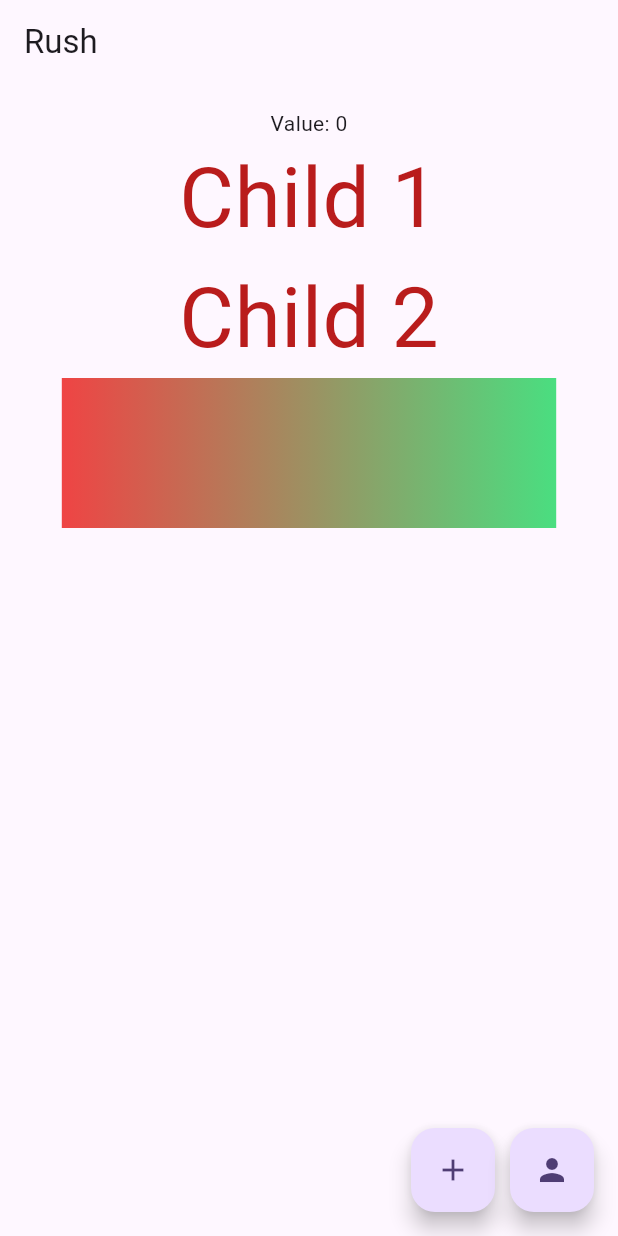
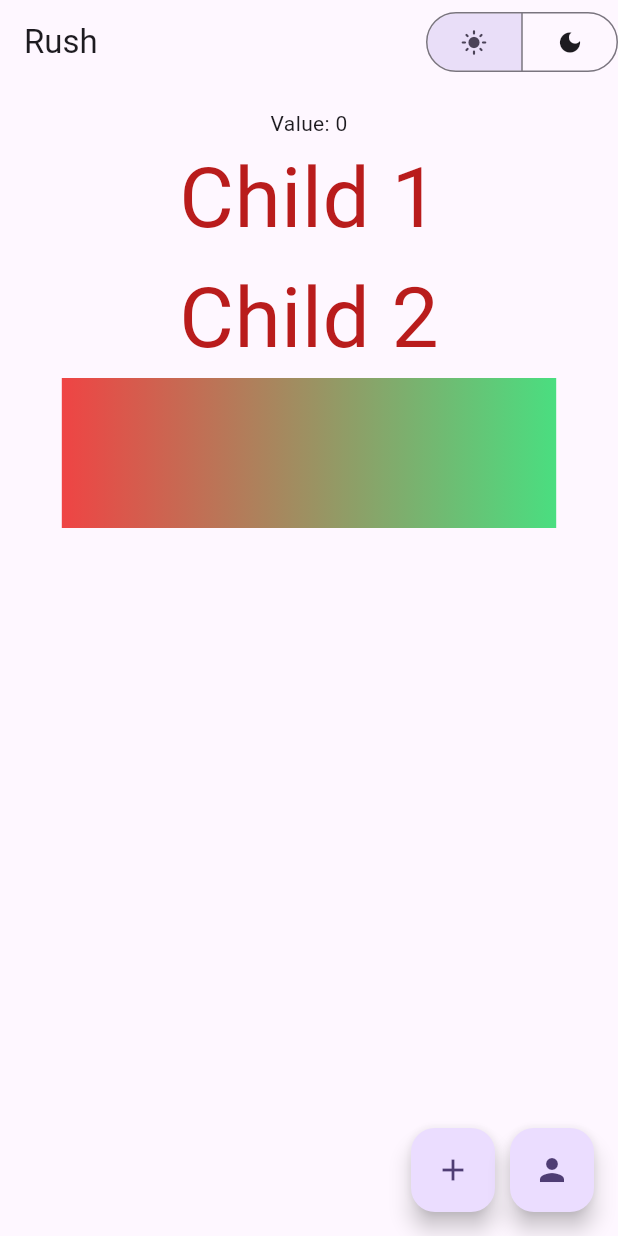
Before and after one commit to iampawan/Rush, a Flutter app: the screen it shows after launch, on a phone screen of 412 x 824 dp. Run offline on Flutter 3.47's test engine with Material 3 defaults, Android fonts, the phone set to English and light mode, and no system bars.

Commit message:
RushTheme added

````diff
--- a/example/lib/home.dart
+++ b/example/lib/home.dart
@@ -12,6 +12,7 @@ class HomePage extends StatelessWidget {
     return Scaffold(
       appBar: AppBar(
         title: const Text('Rush'),
+        actions: const [RushDarkModeButton()],
       ),
       floatingActionButton: const Row()
           .rush
--- a/example/lib/main.dart
+++ b/example/lib/main.dart
@@ -5,9 +5,8 @@ import 'package:flutter/material.dart';
 import 'package:rush/rush.dart';
 
 void main() {
-  RushEngine.registerTank<UserTank>(UserTank());
+  RushEngine.init<UserTank>(UserTank(), middlewares: [LoggingMiddleware()]);
   RushEngine.registerTank<CounterTank>(CounterTank());
-  RushEngine.addMiddleware(LoggingMiddleware());
   runApp(const MyApp());
 }
 
@@ -17,13 +16,19 @@ class MyApp extends StatelessWidget {
   // This widget is the root of your application.
   @override
   Widget build(BuildContext context) {
+    return RushThemeBuilder(builder: (context, tankTheme) {
+      print(tankTheme.isDark);
       return MaterialApp(
         title: 'Flutter Demo',
-      theme: ThemeData(
+        themeMode: tankTheme.themeMode,
+        theme: tankTheme.isDark
+            ? ThemeData.dark(useMaterial3: true)
+            : ThemeData(
                 colorScheme: ColorScheme.fromSeed(seedColor: Colors.deepPurple),
                 useMaterial3: true,
               ),
         home: const HomePage(),
       );
+    });
   }
 }
--- a/lib/rush.dart
+++ b/lib/rush.dart
@@ -3,5 +3,6 @@ library rush;
 
 export 'src/extensions/extensions.dart';
 export 'src/flutter/flutter.dart';
+export 'src/flutter/types/types.dart';
 export 'src/rush.dart';
 export 'src/state/state.dart';
--- a/lib/src/extensions/extensions.dart
+++ b/lib/src/extensions/extensions.dart
@@ -1,2 +1,7 @@
 export 'context.dart';
+export 'iterable.dart';
+export 'list.dart';
+export 'misc.dart';
+export 'number.dart';
 export 'string.dart';
+export 'web3.dart';
--- a/lib/src/flutter/container.dart
+++ b/lib/src/flutter/container.dart
@@ -23,6 +23,7 @@ import 'package:rush/src/flutter/mixins/padding.dart';
 import 'package:rush/src/flutter/mixins/render.dart';
 import 'package:rush/src/flutter/mixins/rounding.dart';
 import 'package:rush/src/flutter/mixins/shadow.dart';
+import 'package:rush/src/flutter/types/neumorph.dart';
 
 /// A builder class for creating containers in Rush.
 ///
--- /dev/null
+++ b/lib/src/flutter/dark_mode.dart
@@ -0,0 +1,79 @@
+import 'package:flutter/material.dart';
+import 'package:rush/rush.dart';
+
+/// A button widget for toggling dark mode in a Rush theme.
+///
+/// Example usage:
+/// ```dart
+/// RushDarkModeButton(
+///   showSelectedIcon: true,
+///   showSingleIcon: false,
+///   style: ButtonStyle(
+///     backgroundColor: MaterialStateProperty.all(Colors.blue),
+///     foregroundColor: MaterialStateProperty.all(Colors.white),
+///   ),
+/// )
+/// ```
+class RushDarkModeButton extends StatelessWidget {
+  /// Creates a RushDarkModeButton widget.
+  const RushDarkModeButton({
+    super.key,
+    this.style,
+    this.showSelectedIcon = false,
+    this.showSingleIcon = false,
+  });
+
+  /// The style to use for the button widget.
+  final ButtonStyle? style;
+
+  /// Whether to show the selected icon.
+  final bool showSelectedIcon;
+
+  /// Whether to show a single icon.
+  final bool showSingleIcon;
+
+  @override
+  Widget build(BuildContext context) {
+    return RushBuilder<RushThemeTank>(
+      builder: (context, tankTheme) {
+        var themeMode = tankTheme.isDark ? ThemeMode.dark : ThemeMode.light;
+        return showSingleIcon
+            ? IconButton(
+                icon: Icon(
+                  tankTheme.isDark ? Icons.light_mode : Icons.dark_mode,
+                ),
+                onPressed: () {
+                  RushChangeThemeFlow(
+                    themeMode:
+                        tankTheme.isDark ? ThemeMode.light : ThemeMode.dark,
+                  );
+                },
+              )
+            : SegmentedButton(
+                style: style,
+                selected: <ThemeMode>{themeMode},
+                onSelectionChanged: (themeSet) {
+                  themeMode = themeSet.first;
+                  RushChangeThemeFlow(
+                    themeMode: themeMode,
+                  );
+                },
+                showSelectedIcon: showSelectedIcon,
+                segments: const [
+                  ButtonSegment(
+                    value: ThemeMode.light,
+                    icon: Icon(Icons.light_mode),
+                  ),
+                  ButtonSegment(
+                    value: ThemeMode.dark,
+                    icon: Icon(Icons.dark_mode),
+                  ),
+                ],
+              );
+      },
+      actions: const {
+        RushChangeThemeFlow,
+      },
+    );
+  }
+}
--- a/lib/src/flutter/flutter.dart
+++ b/lib/src/flutter/flutter.dart
@@ -1,6 +1,6 @@
 export 'container.dart';
+export 'dark_mode.dart';
 export 'flex.dart';
 export 'padding.dart';
 export 'text.dart';
-export 'types/neumorph.dart';
 export 'wrapper.dart';
--- /dev/null
+++ b/lib/src/flutter/types/theme_tank.dart
@@ -0,0 +1,76 @@
+import 'package:flutter/material.dart';
+import 'package:rush/rush.dart';
+
+/// Represents a tank for managing the theme mode in Rush.
+///
+/// Example usage:
+/// ```dart
+/// RushThemeTank themeTank = RushEngine.getTank<RushThemeTank>();
+/// ```
+class RushThemeTank extends RushTank {
+  ThemeMode _themeMode = ThemeMode.system;
+
+  /// The current theme mode.
+  ThemeMode get themeMode => _themeMode;
+
+  /// Whether the current theme mode is dark.
+  bool get isDark => _themeMode == ThemeMode.dark;
+
+  /// Whether the current theme mode is light.
+  bool get isLight => _themeMode == ThemeMode.light;
+
+  /// Whether the current theme mode is system.
+  bool get isSystem => _themeMode == ThemeMode.system;
+}
+
+/// Represents a flow for changing the theme mode in Rush.
+///
+/// Example usage:
+/// ```dart
+/// RushChangeThemeFlow(themeMode: ThemeMode.dark);
+/// ```
+class RushChangeThemeFlow extends RushFlow<RushThemeTank> {
+  /// Creates a RushChangeThemeFlow.
+  RushChangeThemeFlow({required this.themeMode});
+
+  /// The theme mode to change to.
+  final ThemeMode themeMode;
+  @override
+  void execute() {
+    tank._themeMode = themeMode;
+  }
+}
+
+/// A builder widget for managing the theme mode in Rush.
+/// Usually used as the root widget of a Flutter app.
+/// Material App can be wrapped with this widget.
+///
+/// Example usage:
+/// ```dart
+/// RushThemeBuilder(
+///   builder: (context, themeTank) {
+///     // Your widget tree here
+///   },
+/// )
+/// ```
+class RushThemeBuilder extends StatelessWidget {
+  /// Creates a RushThemeBuilder widget.
+  const RushThemeBuilder({
+    required this.builder,
+    super.key,
+  });
+
+  /// The builder for this widget.
+  final Widget Function(BuildContext context, RushThemeTank themeTank)? builder;
+
+  @override
+  Widget build(BuildContext context) {
+    RushEngine.registerTank(RushThemeTank());
+    return RushBuilder<RushThemeTank>(
+      actions: const {RushChangeThemeFlow},
+      builder: (context, tank) {
+        return builder?.call(context, tank) ?? const SizedBox();
+      },
+    );
+  }
+}
--- /dev/null
+++ b/lib/src/flutter/types/types.dart
@@ -0,0 +1,2 @@
+export 'neumorph.dart';
+export 'theme_tank.dart';
--- a/lib/src/state/rush_engine.dart
+++ b/lib/src/state/rush_engine.dart
@@ -55,7 +55,18 @@ class RushEngine {
   /// The events of this engine.
   static Stream<RushFlow<RushTank>> get events => _controller.stream;
 
-  /// Initializes the engine with the given tank.
+  /// Initializes the engine with the given tank and middlewares.
+  static void init<T extends RushTank>(
+    T tank, {
+    List<RushMiddleware>? middlewares,
+  }) {
+    registerTank(tank);
+    if (middlewares != null) {
+      _middlewares.addAll(middlewares);
+    }
+  }
+
+  /// Registers a tank with this engine.
   static void registerTank<T extends RushTank>(T tank) {
     _tanks[T] = tank;
   }
````
Lines whose indentation alone changed are shown as unchanged.
